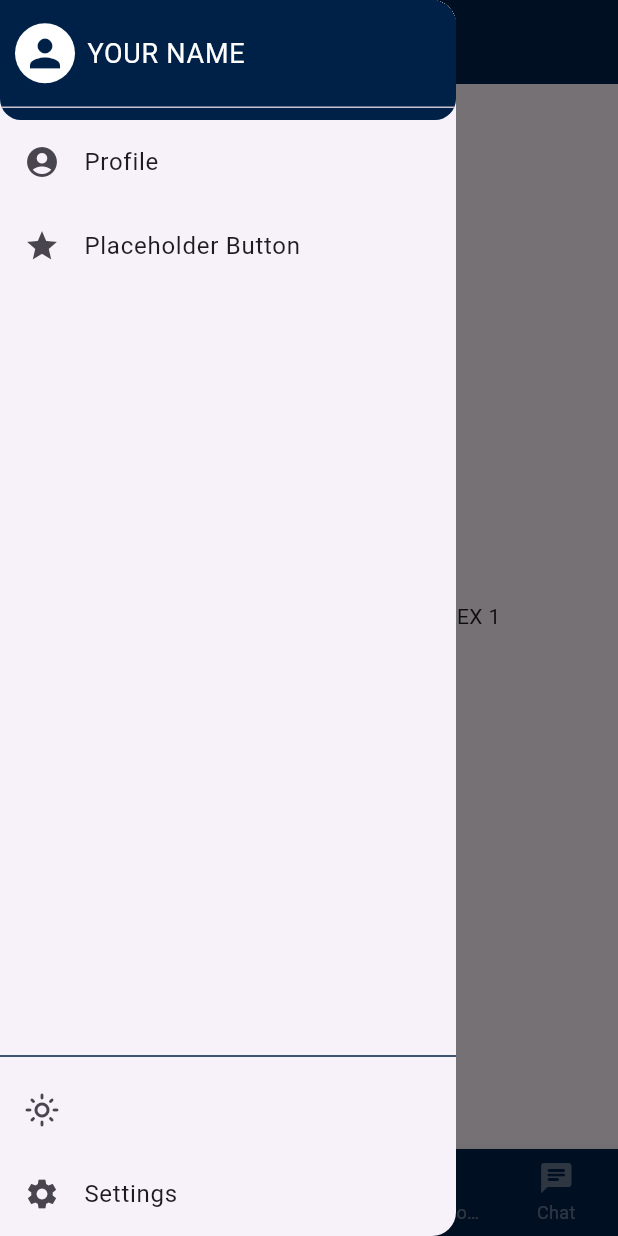
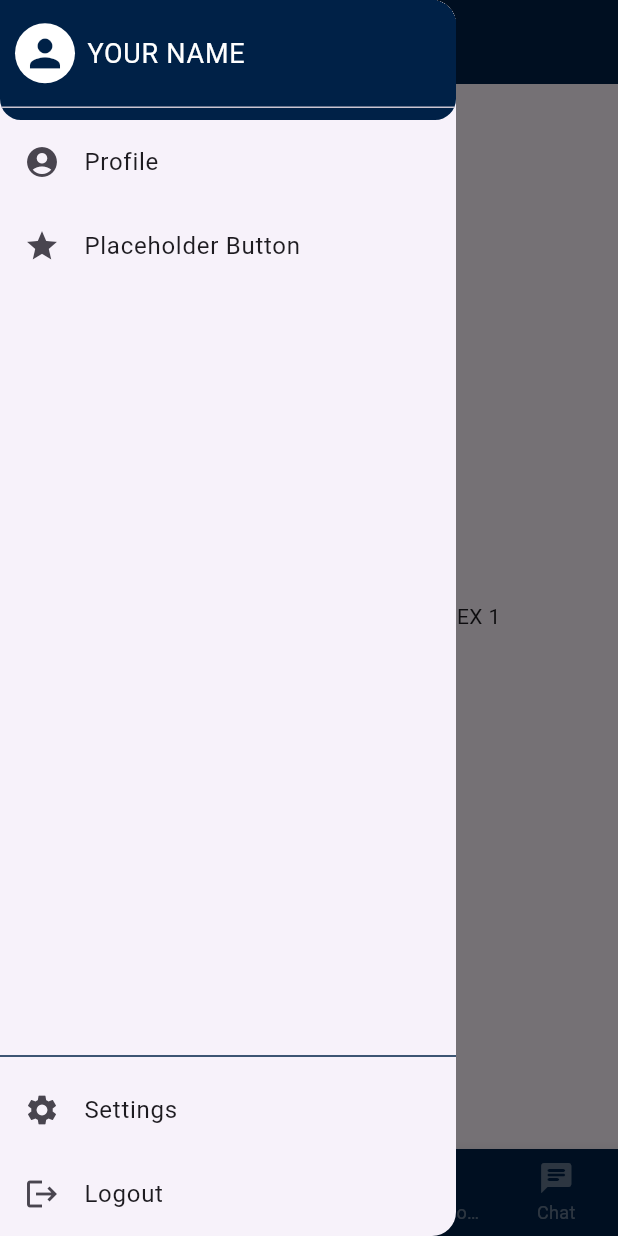
Before and after one commit to Retr0-boi/AIM, a Flutter app: the Alumni screen opened directly, with the side drawer open, on a phone screen of 412 x 824 dp. Run offline on Flutter 3.47's test engine with Material 3 defaults, Android fonts, the phone set to English and light mode, and no system bars; our stand-ins replace sqflite; missing offline and left inert: mysql1; accounts and stored records are empty.

```diff
--- a/lib/backend/auth_service.dart
+++ b/lib/backend/auth_service.dart
@@ -54,4 +54,7 @@ class AuthService {
       await connection.close();
     }
   }
+  static Future<void> logout() async {
+    await DBHelper.deleteUser();
+  }
 }
--- a/lib/backend/db_helper.dart
+++ b/lib/backend/db_helper.dart
@@ -32,4 +32,8 @@ class DBHelper {
     );
     return result.isNotEmpty;
   }
+  static Future<void> deleteUser() async {
+    final Database db = await initDatabase();
+    await db.delete('users');
+  }
 }
--- a/lib/drawer.dart
+++ b/lib/drawer.dart
@@ -2,6 +2,8 @@ import 'package:flutter/material.dart';
 import 'package:provider/provider.dart';
 import 'theme_provider.dart';
 import 'ui/settings/settings_page.dart';
+import 'backend/auth_service.dart';
+import 'ui/registration_page.dart';
 
 class MyDrawer extends StatelessWidget implements PreferredSizeWidget {
   const MyDrawer({Key? key}) : super(key: key);
@@ -53,7 +55,6 @@ class MyDrawer extends StatelessWidget implements PreferredSizeWidget {
         create: (context) => ThemeProvider(),
         child: Builder(
           builder: (context) {
-            var themeProvider = Provider.of<ThemeProvider>(context);
 
             return Column(
               children: <Widget>[
@@ -86,16 +87,7 @@ class MyDrawer extends StatelessWidget implements PreferredSizeWidget {
                 Divider(
                   color: Theme.of(context).primaryColor,
                 ),
-                ListTile(
-                  leading: Icon(
-                    themeProvider.currentTheme == ThemeData.light()
-                        ? Icons.light_mode_outlined
-                        : Icons.dark_mode_outlined,
-                  ),
-                  onTap: () {
-                    themeProvider.toggleTheme();
-                  },
-                ),
+
                 ListTile(
                   leading: const Icon(Icons.settings),
                   title: const Text('Settings'),
@@ -103,6 +95,21 @@ class MyDrawer extends StatelessWidget implements PreferredSizeWidget {
                     // Handle settings tap
                     Navigator.pop(context);
                     _navigateToPage(context, SettingsPage());
+                  },
+                ),
+                ListTile(
+                  leading: const Icon(Icons.logout),
+                  title: const Text('Logout'),
+                  onTap: () async {
+                    // Handle logout tap
+                    Navigator.pop(context);
+                    await AuthService.logout();
+                    Navigator.pushAndRemoveUntil(
+                      context,
+                      MaterialPageRoute(
+                          builder: (context) => RegistrationPage()),
+                      (route) => false,
+                    );
                   },
                 ),
               ],
--- a/lib/main.dart
+++ b/lib/main.dart
@@ -47,7 +47,6 @@ class AuthenticationWrapper extends StatelessWidget {
 
 
 
-
 // gotta fix the home page drawer button
 // login persistance (FIXED)
-// redirects
+// gotta set redirects and some exception handling
```
